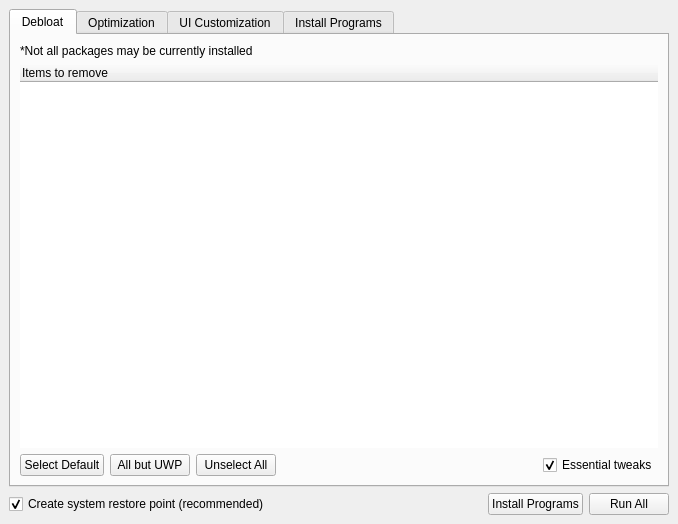
The window that design.ui (daijro/amelio) describes before a commit, drawn with Qt 5.
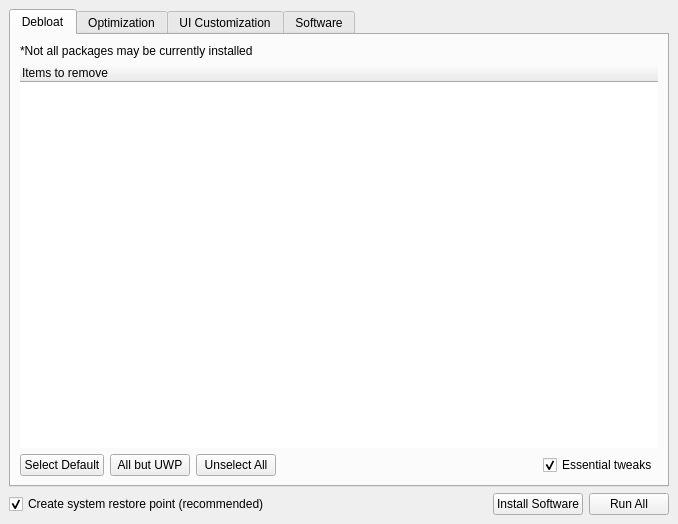
The same window after the commit.

Commit message: Rename "Install Programs" to "Software"

The edit to the form file:
```diff
--- a/design.ui
+++ b/design.ui
@@ -266,7 +266,7 @@
           </widget>
           <widget class="QWidget" name="tab_4">
            <attribute name="title">
-            <string>Install Programs</string>
+            <string>Software</string>
            </attribute>
            <layout class="QGridLayout" name="gridLayout_11">
             <item row="1" column="0">
@@ -333,7 +333,7 @@
         <item row="1" column="2">
          <widget class="QPushButton" name="pushButton_2">
           <property name="text">
-           <string>Install Programs</string>
+           <string>Install Software</string>
           </property>
          </widget>
         </item>
```
